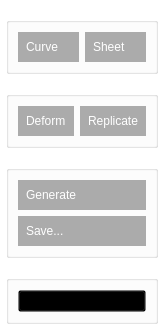
Before: the Qt Designer form source/Tools/Sketch/sketch.ui in ialhashim/TopoBlender, drawn with Qt 5.
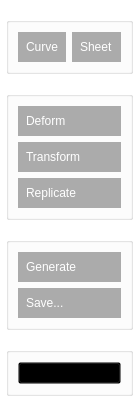
After: the same form once the commit is applied.

Patch:
```diff
--- a/source/Tools/Sketch/sketch.ui
+++ b/source/Tools/Sketch/sketch.ui
@@ -6,8 +6,8 @@
    <rect>
     <x>0</x>
     <y>0</y>
-    <width>159</width>
-    <height>291</height>
+    <width>134</width>
+    <height>365</height>
    </rect>
   </property>
   <property name="windowTitle">
@@ -104,7 +104,14 @@
       <bool>true</bool>
      </property>
      <layout class="QGridLayout" name="gridLayout_3">
-      <item row="0" column="1">
+      <item row="1" column="0">
+       <widget class="QPushButton" name="transformButton">
+        <property name="text">
+         <string>Transform</string>
+        </property>
+       </widget>
+      </item>
+      <item row="3" column="0">
        <widget class="QPushButton" name="replicateButton">
         <property name="text">
          <string>Replicate</string>
```
Left out of the diff: 2 changed lines with no effect on the pictures.
